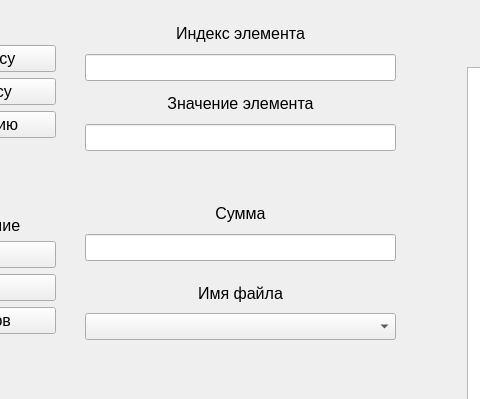
Above: laba_5/mainwindow.ui from Paracelzis/QtProjects before the change; both pictures show x 235 to 715 and y 0 to 399 of the 1055 by 701 pixel window. Below: the same form after it.
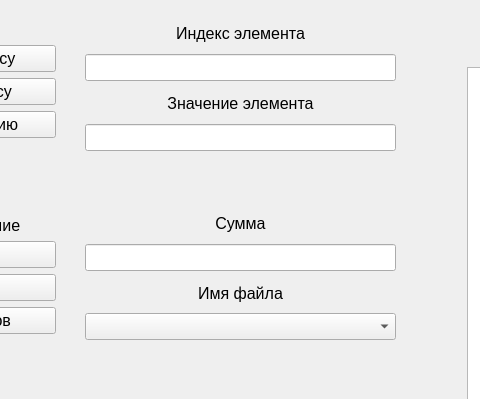
That is the form after the change.

Patch:
```diff
--- a/laba_5/mainwindow.ui
+++ b/laba_5/mainwindow.ui
@@ -25,7 +25,7 @@
    <string>Макаров А.К. 4133К</string>
   </property>
   <widget class="QWidget" name="centralwidget">
-   <widget class="QWidget" name="">
+   <widget class="QWidget" name="layoutWidget">
     <property name="geometry">
      <rect>
       <x>320</x>
@@ -47,7 +47,7 @@
      </item>
     </layout>
    </widget>
-   <widget class="QWidget" name="">
+   <widget class="QWidget" name="layoutWidget">
     <property name="geometry">
      <rect>
       <x>660</x>
@@ -151,7 +151,7 @@
      </item>
     </layout>
    </widget>
-   <widget class="QWidget" name="">
+   <widget class="QWidget" name="layoutWidget">
     <property name="geometry">
      <rect>
       <x>320</x>
@@ -173,7 +173,7 @@
      </item>
     </layout>
    </widget>
-   <widget class="QWidget" name="">
+   <widget class="QWidget" name="layoutWidget">
     <property name="geometry">
      <rect>
       <x>320</x>
@@ -200,11 +200,11 @@
      </item>
     </layout>
    </widget>
-   <widget class="QWidget" name="">
+   <widget class="QWidget" name="layoutWidget">
     <property name="geometry">
      <rect>
       <x>320</x>
-      <y>200</y>
+      <y>210</y>
       <width>311</width>
       <height>61</height>
      </rect>
@@ -222,7 +222,7 @@
      </item>
     </layout>
    </widget>
-   <widget class="QWidget" name="">
+   <widget class="QWidget" name="layoutWidget">
     <property name="geometry">
      <rect>
       <x>10</x>
```
Left out of the diff: 2 changed lines with no effect on the pictures.
